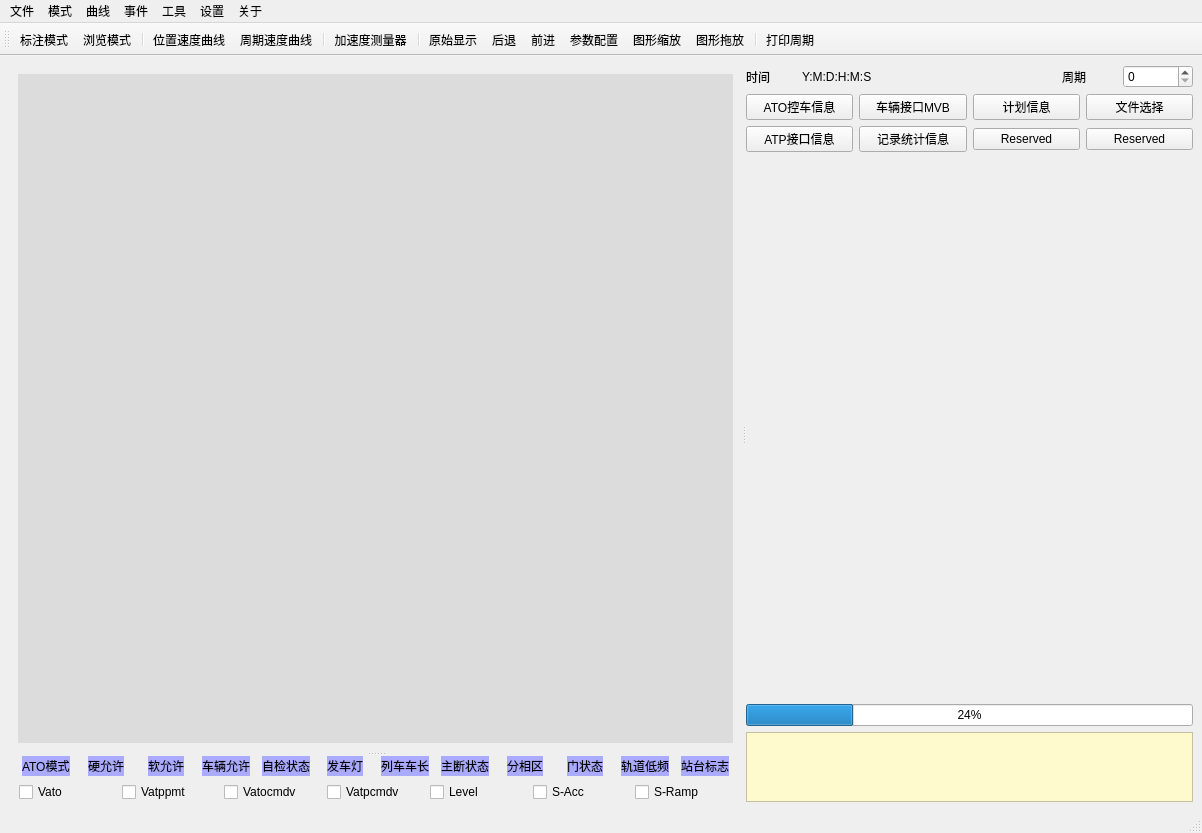
The window that LogMainWin.ui (BaoZT/LogPlot) describes before a commit, drawn with Qt 5.
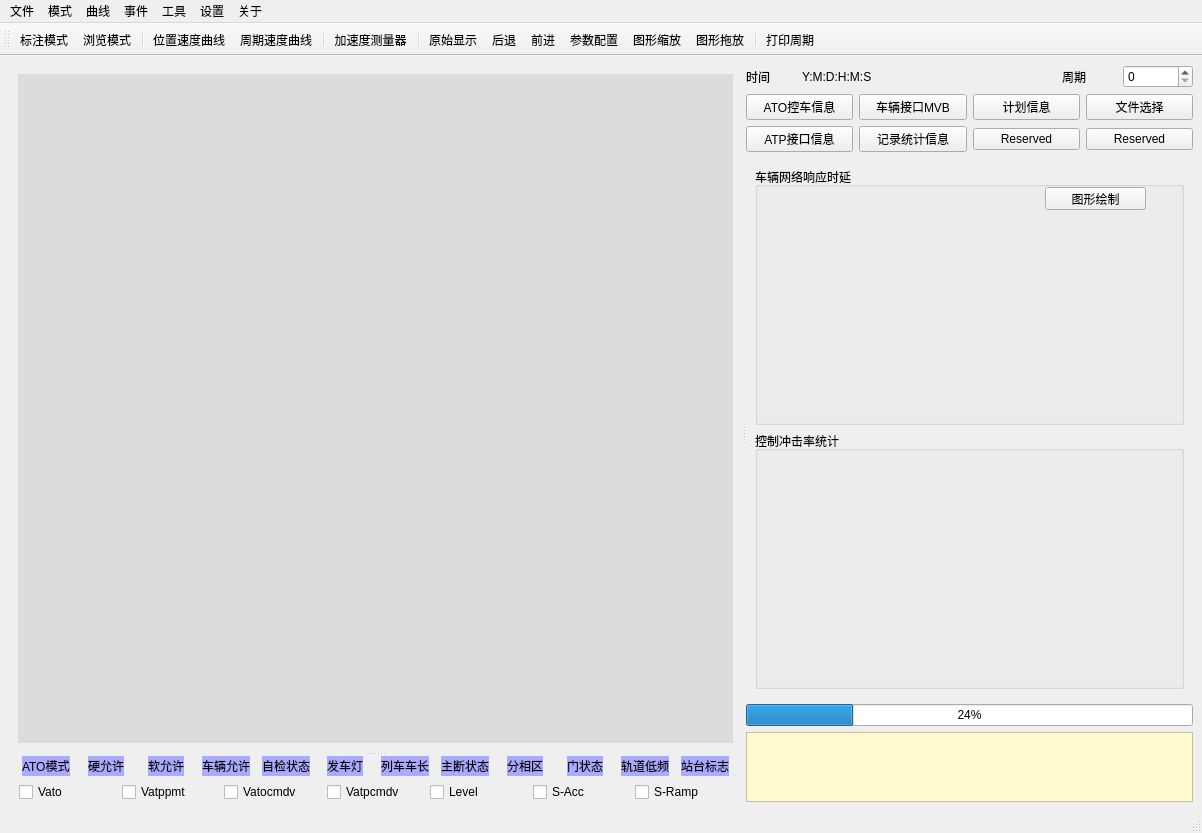
The same window after the commit. The open tabs and pages were chosen to show the change. Icons and pictures are not drawn.

Commit message: 增加一个通信时延分析的功能图

```diff
--- a/LogMainWin.ui
+++ b/LogMainWin.ui
@@ -2873,7 +2873,37 @@
             </item>
            </layout>
           </widget>
-          <widget class="QWidget" name="page_Statistic"/>
+          <widget class="QWidget" name="page_Statistic">
+           <layout class="QVBoxLayout" name="verticalLayout_15">
+            <item>
+             <widget class="QGroupBox" name="groupBox_2">
+              <property name="title">
+               <string>车辆网络响应时延</string>
+              </property>
+              <widget class="QPushButton" name="btn_mvb_delay_plot">
+               <property name="geometry">
+                <rect>
+                 <x>290</x>
+                 <y>20</y>
+                 <width>101</width>
+                 <height>23</height>
+                </rect>
+               </property>
+               <property name="text">
+                <string>图形绘制</string>
+               </property>
+              </widget>
+             </widget>
+            </item>
+            <item>
+             <widget class="QGroupBox" name="groupBox_5">
+              <property name="title">
+               <string>控制冲击率统计</string>
+              </property>
+             </widget>
+            </item>
+           </layout>
+          </widget>
          </widget>
         </item>
         <item>
```
Left out of the diff: 2 changed lines with no effect on the pictures. The commit also changes 4 other files.
